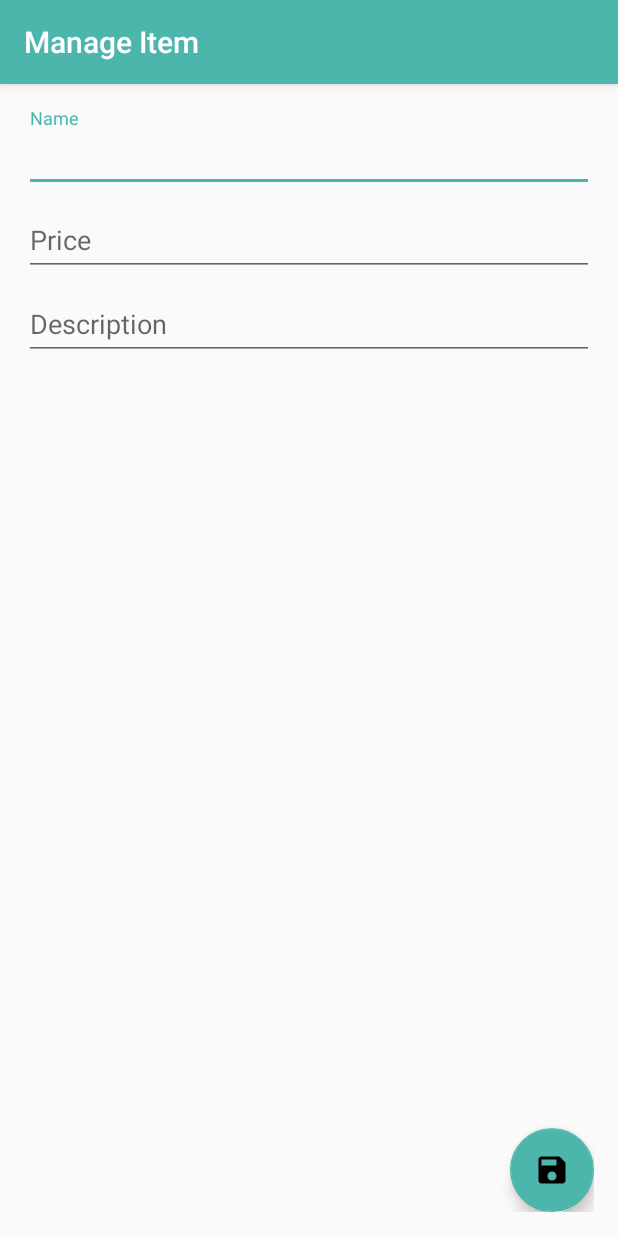
After one commit to MenuFinder/AndroidClient, an Android app: the ManageItemActivity screen opened directly, with no data from a screen before it, on a phone screen of 412 x 824 dp. The commit adds this screen. Run offline under Robolectric (Android 15) with nearby library versions, the phone set to English and light mode, and no system bars.

Commit message:
Add manage item activity

```diff
--- a/app/src/main/AndroidManifest.xml
+++ b/app/src/main/AndroidManifest.xml
@@ -27,6 +27,9 @@
                 android:name="android.support.PARENT_ACTIVITY"
                 android:value="cat.udl.menufinder.application.MasterActivity" />
         </activity>
+        <activity
+            android:name=".activities.ManageItemActivity"
+            android:label="Manage Item" />
     </application>
 
 </manifest>
--- a/app/src/main/java/cat/udl/menufinder/activities/HomeActivity.java
+++ b/app/src/main/java/cat/udl/menufinder/activities/HomeActivity.java
@@ -1,5 +1,6 @@
 package cat.udl.menufinder.activities;
 
+import android.app.Fragment;
 import android.content.Intent;
 import android.os.Bundle;
 import android.support.design.widget.NavigationView;
@@ -11,6 +12,7 @@ import android.view.MenuItem;
 
 import cat.udl.menufinder.R;
 import cat.udl.menufinder.application.MasterActivity;
+import cat.udl.menufinder.fragments.ManageItemsFragment;
 
 public class HomeActivity extends MasterActivity
         implements NavigationView.OnNavigationItemSelectedListener {
@@ -56,6 +58,8 @@ public class HomeActivity extends MasterActivity
         if (id == R.id.login) {
             startActivity(new Intent(HomeActivity.this, LoginActivity.class));
             finish();
+        } else if (id == R.id.manage_items) {
+            loadFragment(itemId, new ManageItemsFragment());
         }
     }
 }
--- /dev/null
+++ b/app/src/main/java/cat/udl/menufinder/activities/ManageItemActivity.java
@@ -0,0 +1,24 @@
+package cat.udl.menufinder.activities;
+
+import android.support.design.widget.FloatingActionButton;
+import android.os.Bundle;
+import android.view.View;
+
+import cat.udl.menufinder.R;
+import cat.udl.menufinder.application.MasterActivity;
+
+public class ManageItemActivity extends MasterActivity {
+
+    @Override
+    protected void onCreate(Bundle savedInstanceState) {
+        super.onCreate(savedInstanceState);
+        setContentView(R.layout.activity_manage_item);
+        FloatingActionButton fab = (FloatingActionButton) findViewById(R.id.save_button);
+        fab.setOnClickListener(new View.OnClickListener() {
+            @Override
+            public void onClick(View view) {
+                showToast(R.string.item_saved);
+            }
+        });
+    }
+}
--- /dev/null
+++ b/app/src/main/res/drawable/ic_save_black.xml
@@ -0,0 +1,9 @@
+<vector xmlns:android="http://schemas.android.com/apk/res/android"
+        android:width="24dp"
+        android:height="24dp"
+        android:viewportWidth="24.0"
+        android:viewportHeight="24.0">
+    <path
+        android:fillColor="#FF000000"
+        android:pathData="M17,3L5,3c-1.11,0 -2,0.9 -2,2v14c0,1.1 0.89,2 2,2h14c1.1,0 2,-0.9 2,-2L21,7l-4,-4zM12,19c-1.66,0 -3,-1.34 -3,-3s1.34,-3 3,-3 3,1.34 3,3 -1.34,3 -3,3zM15,9L5,9L5,5h10v4z"/>
+</vector>
--- /dev/null
+++ b/app/src/main/res/layout/activity_manage_item.xml
@@ -0,0 +1,65 @@
+<?xml version="1.0" encoding="utf-8"?>
+<android.support.design.widget.CoordinatorLayout xmlns:android="http://schemas.android.com/apk/res/android"
+    xmlns:app="http://schemas.android.com/apk/res-auto"
+    xmlns:tools="http://schemas.android.com/tools"
+    android:layout_width="match_parent"
+    android:layout_height="match_parent"
+    android:paddingBottom="@dimen/activity_vertical_margin"
+    android:paddingLeft="@dimen/activity_horizontal_margin"
+    android:paddingRight="@dimen/activity_horizontal_margin"
+    android:paddingTop="@dimen/activity_vertical_margin"
+    tools:context="cat.udl.menufinder.activities.ManageItemActivity">
+
+    <LinearLayout
+        android:id="@+id/activity_manage_item"
+        android:layout_width="match_parent"
+        android:layout_height="match_parent"
+        android:orientation="vertical">
+
+        <android.support.design.widget.TextInputLayout
+            android:layout_width="match_parent"
+            android:layout_height="wrap_content">
+
+            <EditText
+                android:id="@+id/name"
+                android:layout_width="match_parent"
+                android:layout_height="wrap_content"
+                android:hint="@string/prompt_name"
+                android:maxLines="1"
+                android:singleLine="true" />
+        </android.support.design.widget.TextInputLayout>
+
+        <android.support.design.widget.TextInputLayout
+            android:layout_width="match_parent"
+            android:layout_height="wrap_content">
+
+            <EditText
+                android:id="@+id/price"
+                android:layout_width="match_parent"
+                android:layout_height="wrap_content"
+                android:hint="@string/prompt_price"
+                android:inputType="numberDecimal"
+                android:maxLines="1"
+                android:singleLine="true" />
+        </android.support.design.widget.TextInputLayout>
+
+        <android.support.design.widget.TextInputLayout
+            android:layout_width="match_parent"
+            android:layout_height="wrap_content">
+
+            <EditText
+                android:id="@+id/description"
+                android:layout_width="match_parent"
+                android:layout_height="wrap_content"
+                android:hint="@string/prompt_description" />
+        </android.support.design.widget.TextInputLayout>
+
+    </LinearLayout>
+
+    <android.support.design.widget.FloatingActionButton
+        android:id="@+id/save_button"
+        android:layout_width="wrap_content"
+        android:layout_height="wrap_content"
+        android:layout_gravity="bottom|right"
+        app:srcCompat="@drawable/ic_save_black" />
+</android.support.design.widget.CoordinatorLayout>
--- a/app/src/main/res/menu/activity_home_drawer.xml
+++ b/app/src/main/res/menu/activity_home_drawer.xml
@@ -8,9 +8,9 @@
             android:icon="@android:drawable/ic_delete"
             android:title="Option 1" />
         <item
-            android:id="@+id/option_2"
+            android:id="@+id/manage_items"
             android:icon="@android:drawable/ic_delete"
-            android:title="Option 2" />
+            android:title="@string/manage_items" />
         <item
             android:id="@+id/option_3"
             android:icon="@android:drawable/ic_delete"
--- a/app/src/main/res/values/strings.xml
+++ b/app/src/main/res/values/strings.xml
@@ -19,4 +19,9 @@
     <string name="navigation_drawer_close">Close navigation drawer</string>
 
     <string name="shared_logo">logo</string>
+    <string name="manage_items">Manage Items</string>
+    <string name="prompt_name">Name</string>
+    <string name="prompt_description">Description</string>
+    <string name="prompt_price">Price</string>
+    <string name="item_saved">Item saved</string>
 </resources>
```
Also changed, not shown: app/src/main/java/cat/udl/menufinder/fragments/ManageItemsFragment.java (added, +33 -0 lines), app/src/main/res/drawable/ic_add_black.xml (added, +9 -0 lines), app/src/main/res/layout/fragment_manage_items.xml (added, +19 -0 lines).
